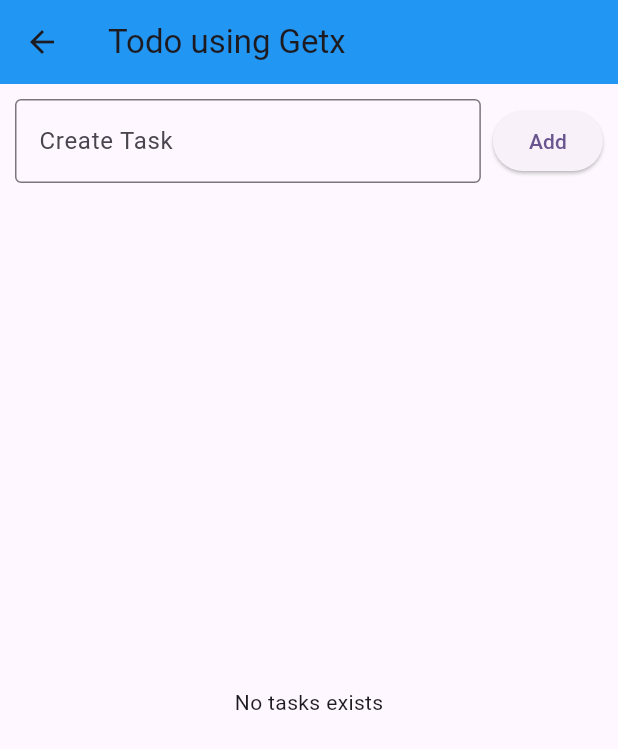
After one commit to Akash5614/todo-app, a Flutter app: the screen it shows after launch, after a tap on "To-do App Using Getx", on a phone screen of 412 x 824 dp. The commit adds this screen. Shown: the top 749 px of the screen. Run offline on Flutter 3.47's test engine with Material 3 defaults, Android fonts, the phone set to English and light mode, and no system bars; our stand-ins replace dio, get; network calls fail.

Commit message:
implement todo using Getx

```diff
--- /dev/null
+++ b/lib/controllers/todo/todo_controller.dart
@@ -0,0 +1,64 @@
+import 'package:get/state_manager.dart';
+import '../../api/interceptor.dart';
+
+class TodoController extends GetxController {
+
+  RxList<dynamic> tasks = <dynamic>[].obs;
+  final isEdit = false.obs;
+  final existingId = RxString('-1');
+  final isLoading = false.obs;
+
+  @override
+  void onInit() async {
+    super.onInit();
+    await fetchTasks();
+  }
+
+  Future<dynamic> fetchTasks() async {
+    isLoading.value = true;
+    try {
+      final response = await dio.get('/categories');
+      if(response.statusCode == 200) {
+        if(response.data is Map <String, dynamic>) {
+          tasks.assignAll(response.data['results']);
+        }
+      }
+      print('response: ${response.statusCode}');
+    } catch (error) {
+      print('error: ${error}');
+    } finally {
+      isLoading.value = false;
+    }
+  }
+
+  Future<void> createOrUpdateTasks(Map<String, dynamic> payload) async {
+    try {
+      if(isEdit.value) {
+        await dio.post('/categories/${existingId.value}?_method=PUT', data: payload);
+        final index = tasks.indexWhere((task) => task['id'] == existingId.value);
+        if(index != -1) tasks[index] = {...tasks[index], "name": payload['name']};
+        tasks.refresh();
+      }
+      final newTask = await dio.post('/categories', data: payload);
+      print('newTask: ${newTask}');
+      if(newTask.data is Map <String, dynamic>) {
+        tasks.add(newTask.data['results']);
+      }
+    } catch(error) {
+      print(error);
+    } finally {
+      isEdit.value = false;
+      existingId.value = '-1';
+    }
+  }
+
+  Future<void> deleteTask(String taskId) async {
+    try {
+      final response = await dio.delete('/categories/${taskId}');
+      print('tasks: ${tasks}');
+      tasks.removeWhere((task) => task['id'] == taskId);
+    } catch (error) {
+      print(error);
+    }
+  }
+}
--- a/lib/main.dart
+++ b/lib/main.dart
@@ -1,4 +1,5 @@
 import 'package:flutter/material.dart';
+import 'package:get/get_navigation/src/root/get_material_app.dart';
 import 'package:todo_app/api/interceptor.dart';
 import 'package:todo_app/routes/app_page.dart';
 import 'package:todo_app/routes/app_route.dart';
@@ -12,7 +13,7 @@ class TodoApp extends StatelessWidget {
   const TodoApp({super.key});
   @override
   Widget build(BuildContext context) {
-    return MaterialApp(
+    return GetMaterialApp(
       title: 'Flutter Demo',
       theme: ThemeData(
         colorScheme: ColorScheme.fromSeed(seedColor: Colors.deepPurple),
--- a/lib/routes/app_page.dart
+++ b/lib/routes/app_page.dart
@@ -1,15 +1,17 @@
 import 'package:flutter/material.dart';
 import 'package:flutter/widgets.dart';
 import 'package:todo_app/routes/app_route.dart';
-import 'package:todo_app/screens/home_screen.dart';
-import 'package:todo_app/screens/insta_screen.dart';
-import 'package:todo_app/screens/todo_screen.dart';
+import 'package:todo_app/views/screens/getx_todo_screen.dart';
+import 'package:todo_app/views/screens/home_screen.dart';
+import 'package:todo_app/views/screens/insta_screen.dart';
+import 'package:todo_app/views/screens/todo_screen.dart';
 
 class AppPage {
   static final Map<String, Widget Function(BuildContext)> _routes = {
     AppRoutes.home: (context) => HomeScreen(),
     AppRoutes.todo: (context) => TodoScreen(),
     AppRoutes.insta : (context) => InstaPage(),
+    AppRoutes.getxTodo : (context) => GetxTodoPage(),
   };
 
   static Route<dynamic> generateRoute(RouteSettings settings) {
@@ -23,7 +25,9 @@ class AppPage {
   static Route<dynamic> _errorRoute(routename) {
     return MaterialPageRoute(
       builder: (_) => Scaffold(
-        body: Text('No Matching Route ${routename}'),
+        body: Center(
+          child: Text('No Matching Route ${routename}')
+        ),
       )
     );
   }
--- a/lib/routes/app_route.dart
+++ b/lib/routes/app_route.dart
@@ -2,4 +2,5 @@ class AppRoutes {
   static String home = '/';
   static String todo = '/todo';
   static String insta = '/insta';
+  static String getxTodo = '/getx-todo';
 }
--- /dev/null
+++ b/lib/views/screens/getx_todo_screen.dart
@@ -0,0 +1,95 @@
+import 'package:flutter/material.dart';
+import 'package:get/get.dart';
+import 'package:get/utils.dart';
+import 'package:todo_app/views/widgets/icon_button.dart';
+
+import '../../controllers/todo/todo_controller.dart';
+import '../widgets/custom_button.dart';
+
+class GetxTodoPage extends StatelessWidget {
+
+  final TodoController todoController = Get.put(TodoController());
+  final TextEditingController task_name = TextEditingController();
+  GetxTodoPage({ super.key });
+
+  @override
+  Widget build(BuildContext context) {
+    return Scaffold(
+      appBar: AppBar(
+        title: Text('Todo using Getx'),
+        backgroundColor: Colors.blue,
+      ),
+      body: Padding(
+        padding: EdgeInsets.all(10),
+        child :
+          Column(
+            children: [
+              Row(
+                children: [
+                  Expanded(
+                    child: TextField(
+                      controller: task_name,
+                      decoration: InputDecoration(
+                        border: OutlineInputBorder(),
+                        hintText: 'Create Task'
+                      ),
+                    )
+                  ),
+                  SizedBox(height: 10, width: 8),
+                  Obx(() {
+                    return CustomButton(
+                      name: todoController.isEdit.value ? 'Update' : 'Add',
+                      method: () async {
+                        await todoController.createOrUpdateTasks({ "name": task_name.text.trim()});
+                        task_name.clear();
+                      }
+                    );
+                  })
+                ],
+              ),
+              Expanded(
+                child: Obx(() {
+                  print('todoController.tasks: ${todoController.tasks}');
+                  if(todoController.isLoading.value) {
+                    return Center(child: CircularProgressIndicator());
+                  }
+
+                  if(todoController.tasks.isEmpty) {
+                    return Center(child: Text('No tasks exists'));
+                  }
+
+                  return ListView.builder(
+                    itemCount: todoController.tasks.length,
+                    itemBuilder: (context, index) {
+                      final task = todoController.tasks[index];
+                      print('task: ${task}');
+                      return ListTile(
+                        title: Text(task['name']),
+                        trailing: Row(
+                          mainAxisSize: MainAxisSize.min,
+                          children: [
+                            CustomIconButton(
+                              icon: Icon(Icons.edit, color: Colors.blue),
+                              method: () {
+                                todoController.isEdit.value = true;
+                                todoController.existingId.value = task['id'];
+                                task_name.text = task['name'];
+                              }
+                            ),
+                            CustomIconButton(
+                              icon: Icon(Icons.delete, color: Colors.red),
+                              method: () => todoController.deleteTask(task['id'])
+                            ),
+                          ],
+                        ),
+                      );
+                    }
+                  );
+                }),
+              ),
+            ],
+          ),
+      )
+    );
+  }
+}
--- a/lib/screens/home_screen.dart
+++ b/lib/views/screens/home_screen.dart
@@ -22,6 +22,8 @@ class HomeScreen extends StatelessWidget {
           CustomButton(name: 'Go To Todo', method: () =>  _handleNavigate(context)),
           const SizedBox(height: 16),
           CustomButton(name: 'Instagram', method: () =>  Navigator.pushNamed(context, AppRoutes.insta)),
+          SizedBox(height: 10),
+          CustomButton(name: 'To-do App Using Getx', method: () => Navigator.pushNamed(context, AppRoutes.getxTodo))
         ],
       ))
     );
--- a/lib/screens/todo_screen.dart
+++ b/lib/views/screens/todo_screen.dart
@@ -1,10 +1,10 @@
 import 'dart:async';
 
 import 'package:flutter/material.dart';
-import 'package:todo_app/widgets/icon_button.dart';
 
 import '../widgets/custom_button.dart';
-import '../api/interceptor.dart';
+import '../widgets/icon_button.dart';
+import '../../api/interceptor.dart';
 
 class TodoScreen extends StatefulWidget {
   const TodoScreen({super.key});
--- a/pubspec.yaml
+++ b/pubspec.yaml
@@ -35,6 +35,7 @@ dependencies:
   # Use with the CupertinoIcons class for iOS style icons.
   cupertino_icons: ^1.0.8
   dio: ^5.8.0+1
+  get: ^4.7.2
 
 dev_dependencies:
   flutter_test:
```
Also changed, not shown: lib/views/screens/insta_screen.dart (renamed from lib/screens/insta_screen.dart), lib/views/widgets/custom_button.dart (renamed from lib/widgets/custom_button.dart), lib/views/widgets/icon_button.dart (renamed from lib/widgets/icon_button.dart), pubspec.lock, 1 other file.
